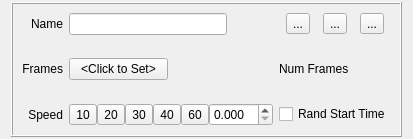
GameOverture/HarmonyEngine, file Editor/src/Assets/Atlas/TileSet/WgtTileSetCollision.ui: the form before one commit.
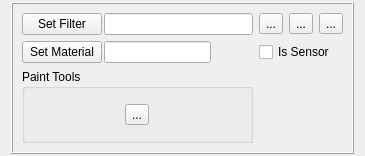
The form after the commit. Icons and pictures are not drawn.

Commit message: Project now serializes 'Physics.meta'; AtlasTileSet's CollisionLayer implemented; Added dialogs for Collsion Filter and Surface Material; Start of Polygon Tool Model/View; WgtTileSetCollision mostly implemented; PropertiesTreeModel no longer requires a ProjectItem, and checks pointer instead

The edit to the form file:
```diff
--- a/Editor/src/Assets/Atlas/TileSet/WgtTileSetCollision.ui
+++ b/Editor/src/Assets/Atlas/TileSet/WgtTileSetCollision.ui
@@ -9,8 +9,8 @@
    <rect>
     <x>0</x>
     <y>0</y>
-    <width>389</width>
-    <height>139</height>
+    <width>365</width>
+    <height>156</height>
    </rect>
   </property>
   <property name="sizePolicy">
@@ -41,97 +41,7 @@
       <enum>QFrame::Shadow::Raised</enum>
      </property>
      <layout class="QGridLayout" name="gridLayout">
-      <item row="3" column="2">
-       <layout class="QHBoxLayout" name="horizontalLayout_2">
-        <property name="spacing">
-         <number>0</number>
-        </property>
-        <item>
-         <widget class="QToolButton" name="btnHz10">
-          <property name="text">
-           <string>10</string>
-          </property>
-         </widget>
-        </item>
-        <item>
-         <widget class="QToolButton" name="btnHz20">
-          <property name="text">
-           <string>20</string>
-          </property>
-         </widget>
-        </item>
-        <item>
-         <widget class="QToolButton" name="btnHz30">
-          <property name="text">
-           <string>30</string>
-          </property>
-         </widget>
-        </item>
-        <item>
-         <widget class="QToolButton" name="btnHz40">
-          <property name="text">
-           <string>40</string>
-          </property>
-         </widget>
-        </item>
-        <item>
-         <widget class="QToolButton" name="btnHz60">
-          <property name="text">
-           <string>60</string>
-          </property>
-         </widget>
-        </item>
-        <item>
-         <widget class="QDoubleSpinBox" name="sbFrameRate">
-          <property name="decimals">
-           <number>3</number>
-          </property>
-          <property name="singleStep">
-           <double>0.010000000000000</double>
-          </property>
-         </widget>
-        </item>
-       </layout>
-      </item>
-      <item row="3" column="3">
-       <widget class="QCheckBox" name="chkStartRandom">
-        <property name="text">
-         <string>Rand Start Time</string>
-        </property>
-       </widget>
-      </item>
-      <item row="1" column="0">
-       <widget class="QLabel" name="label_6">
-        <property name="text">
-         <string>Name</string>
-        </property>
-        <property name="alignment">
-         <set>Qt::AlignmentFlag::AlignRight|Qt::AlignmentFlag::AlignTrailing|Qt::AlignmentFlag::AlignVCenter</set>
-        </property>
-       </widget>
-      </item>
-      <item row="2" column="0">
-       <widget class="QLabel" name="label_2">
-        <property name="text">
-         <string>Frames</string>
-        </property>
-        <property name="alignment">
-         <set>Qt::AlignmentFlag::AlignRight|Qt::AlignmentFlag::AlignTrailing|Qt::AlignmentFlag::AlignVCenter</set>
-        </property>
-       </widget>
-      </item>
-      <item row="2" column="3">
-       <layout class="QHBoxLayout" name="horizontalLayout_6">
-        <item>
-         <widget class="QLabel" name="lblNumFrames">
-          <property name="text">
-           <string>Num Frames</string>
-          </property>
-         </widget>
-        </item>
-       </layout>
-      </item>
-      <item row="1" column="3">
+      <item row="2" column="2">
        <layout class="QHBoxLayout" name="horizontalLayout">
         <item>
          <widget class="QToolButton" name="btnUpward">
@@ -156,44 +66,40 @@
         </item>
        </layout>
       </item>
-      <item row="3" column="0">
-       <widget class="QLabel" name="label">
-        <property name="text">
-         <string>Speed</string>
-        </property>
-        <property name="alignment">
-         <set>Qt::AlignmentFlag::AlignRight|Qt::AlignmentFlag::AlignTrailing|Qt::AlignmentFlag::AlignVCenter</set>
-        </property>
-       </widget>
-      </item>
-      <item row="2" column="2">
+      <item row="2" column="1">
        <layout class="QHBoxLayout" name="horizontalLayout_7">
+        <property name="spacing">
+         <number>2</number>
+        </property>
         <item>
          <widget class="QPushButton" name="btnFramePreview">
           <property name="text">
-           <string>&lt;Click to Set&gt;</string>
-          </property>
-          <property name="flat">
-           <bool>false</bool>
+           <string>Set Filter</string>
           </property>
          </widget>
         </item>
         <item>
-         <widget class="QLabel" name="lblFramePreview">
-          <property name="text">
-           <string/>
-          </property>
-         </widget>
+         <widget class="QLineEdit" name="txtFilter"/>
         </item>
        </layout>
       </item>
-      <item row="1" column="2">
-       <layout class="QHBoxLayout" name="horizontalLayout_4">
+      <item row="3" column="1">
+       <layout class="QHBoxLayout" name="horizontalLayout_2">
+        <property name="spacing">
+         <number>2</number>
+        </property>
         <item>
-         <widget class="QLineEdit" name="txtName"/>
+         <widget class="QPushButton" name="btnSetMat">
+          <property name="text">
+           <string>Set Material</string>
+          </property>
+         </widget>
         </item>
         <item>
-         <widget class="QPushButton" name="btnColor">
+         <widget class="QLineEdit" name="txtMatName"/>
+        </item>
+        <item>
+         <widget class="QPushButton" name="btnMatColor">
           <property name="text">
            <string/>
           </property>
@@ -204,6 +110,29 @@
         </item>
        </layout>
       </item>
+      <item row="3" column="2">
+       <widget class="QCheckBox" name="chkIsSensor">
+        <property name="text">
+         <string>Is Sensor</string>
+        </property>
+       </widget>
+      </item>
+      <item row="4" column="1">
+       <widget class="QGroupBox" name="groupBox">
+        <property name="title">
+         <string>Paint Tools</string>
+        </property>
+        <layout class="QHBoxLayout" name="horizontalLayout_3">
+         <item>
+          <widget class="QToolButton" name="toolButton">
+           <property name="text">
+            <string>...</string>
+           </property>
+          </widget>
+         </item>
+        </layout>
+       </widget>
+      </item>
      </layout>
     </widget>
    </item>
```
Left out of the diff: 2 changed lines with no effect on the pictures. The commit also changes 45 other files.
